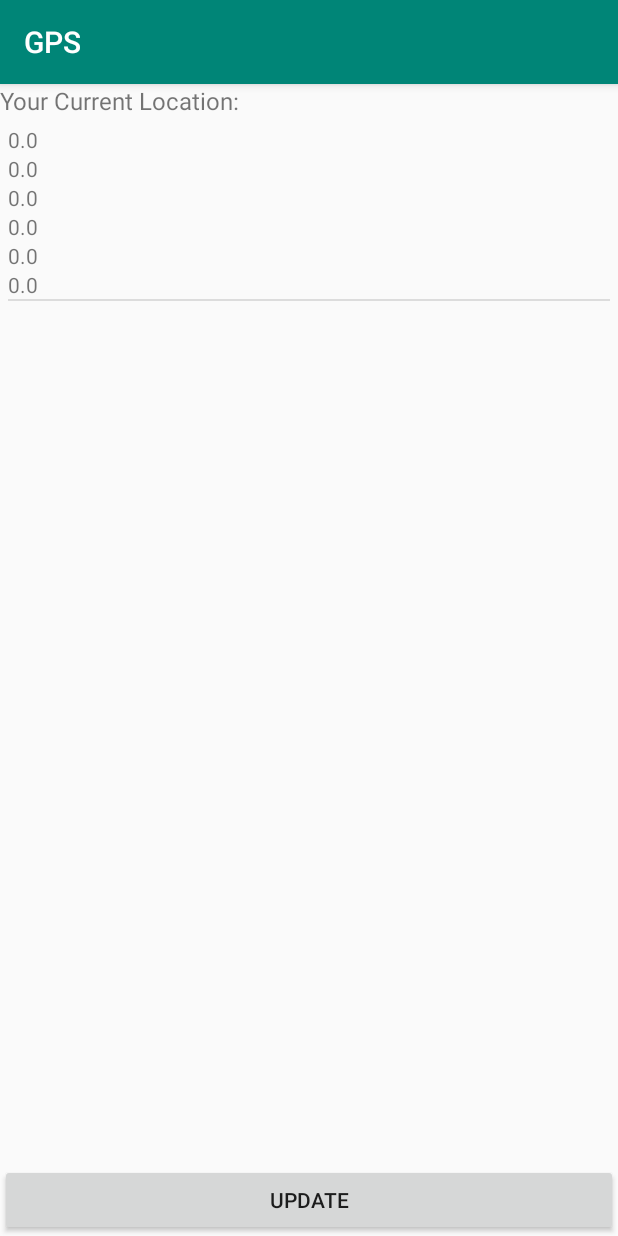
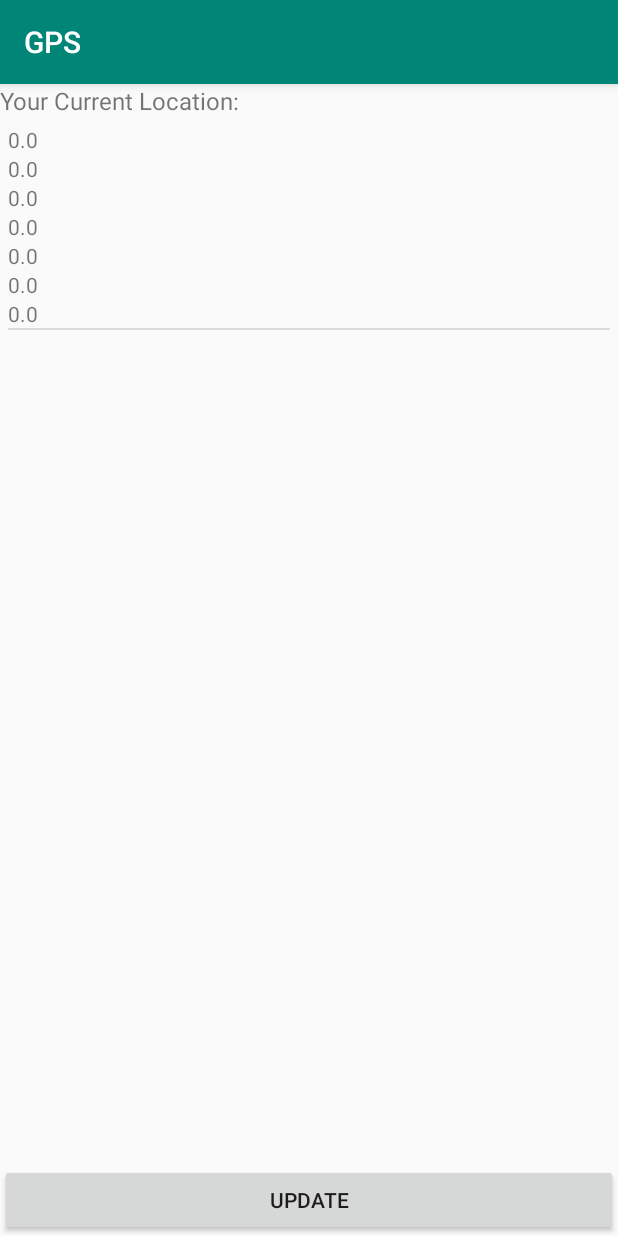
Before and after one commit to cnguyengmin/GPS, an Android app: the screen it shows after launch (MainActivity), after a tap on "UPDATE", on a phone screen of 412 x 824 dp. Run offline under Robolectric (Android 15) with nearby library versions, the phone set to English and light mode, and no system bars; 2 statements that could not run were skipped.

Commit message:
Adding the missing instance velocity

```diff
--- a/app/src/main/java/com/example/g_min/gps/MainActivity.java
+++ b/app/src/main/java/com/example/g_min/gps/MainActivity.java
@@ -138,7 +138,7 @@ public class MainActivity extends AppCompatActivity implements Observer {
                     MainActivity.this.totalVelocity = 0.0f;
 
                     MainActivity.this.prevLoc = initLoc;
-                    data = initLoc.getLatitude() +","+initLoc.getLongitude()+","+btwDistance+","+totalDistance +"," +btwVelocity + ","+ totalVelocity;
+                    data = initLoc.getLatitude() +","+initLoc.getLongitude()+","+btwDistance+","+totalDistance +"," +btwVelocity + ","+ totalVelocity+ ","+ instaVelocity;
 
                 } else {
                     MainActivity.this.btwDistance = currentLoc.distanceTo(prevLoc);
@@ -146,7 +146,7 @@ public class MainActivity extends AppCompatActivity implements Observer {
                     MainActivity.this.instaVelocity = currentLoc.getSpeed();
                     MainActivity.this.btwVelocity = btwDistance / (currentLoc.getTime() - prevLoc.getTime());
                     MainActivity.this.totalVelocity = totalDistance / (currentLoc.getTime() - initLoc.getTime());
-                    data = currentLoc.getLatitude() +","+currentLoc.getLongitude()+","+btwDistance+","+totalDistance +"," +btwVelocity + ","+ totalVelocity;
+                    data = currentLoc.getLatitude() +","+currentLoc.getLongitude()+","+btwDistance+","+totalDistance +"," +btwVelocity + ","+ totalVelocity+","+ instaVelocity;
                 }
 
 
@@ -207,6 +207,8 @@ public class MainActivity extends AppCompatActivity implements Observer {
 
             ((TextView) convertView.findViewById(R.id.totalvelocity)).setText(data[5]);
 
+            ((TextView) convertView.findViewById(R.id.instancevelocity)).setText(data[6]);
+
             return convertView;
         }
     }
--- a/app/src/main/res/layout/the_list.xml
+++ b/app/src/main/res/layout/the_list.xml
@@ -35,6 +35,12 @@
         <TextView
             android:layout_width="match_parent"
             android:layout_height="wrap_content"
+            android:id="@+id/instancevelocity"
+            android:text="v2"/>
+
+        <TextView
+            android:layout_width="match_parent"
+            android:layout_height="wrap_content"
             android:id="@+id/velocity2points"
             android:text="v2"/>
 
```
